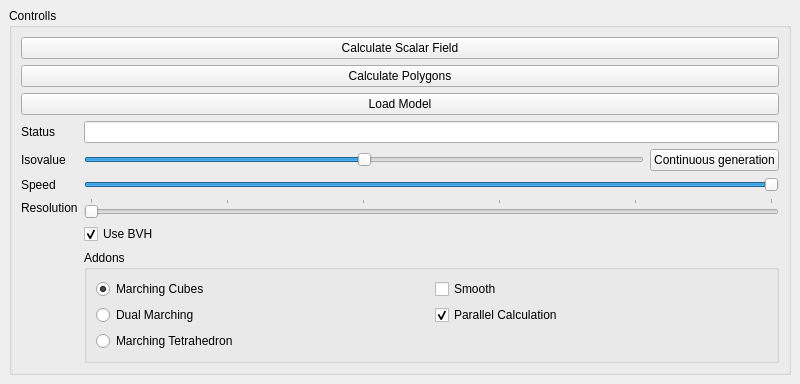
Old version of the form mainwindow.ui in the repository Salzaufsauge/MarchingCubesQT; both pictures show x 0 to 800 and y 216 to 600 of the 800 by 600 pixel window.
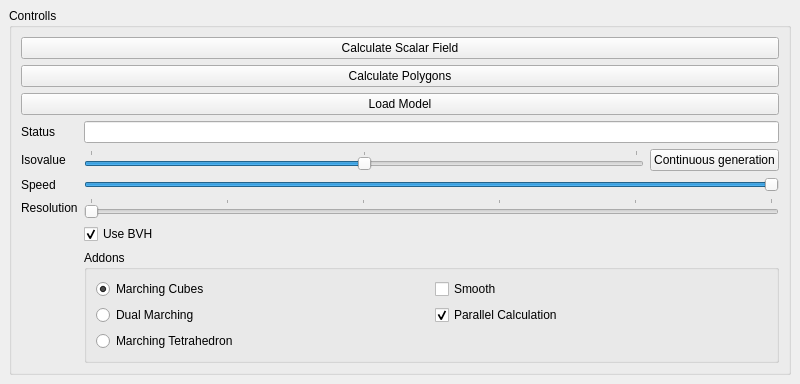
New version of the form. Icons and pictures are not drawn.

Diff of the .ui file:
```diff
--- a/mainwindow.ui
+++ b/mainwindow.ui
@@ -121,6 +121,12 @@
          <property name="orientation">
           <enum>Qt::Horizontal</enum>
          </property>
+         <property name="tickPosition">
+          <enum>QSlider::TicksAbove</enum>
+         </property>
+         <property name="tickInterval">
+          <number>100</number>
+         </property>
         </widget>
        </item>
        <item row="7" column="2" colspan="2">
```
